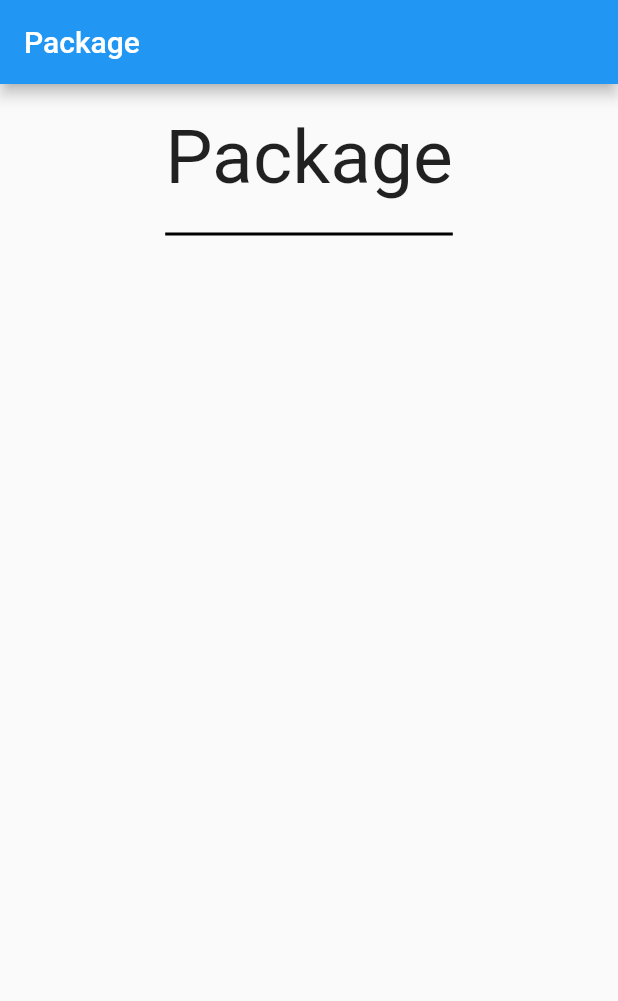
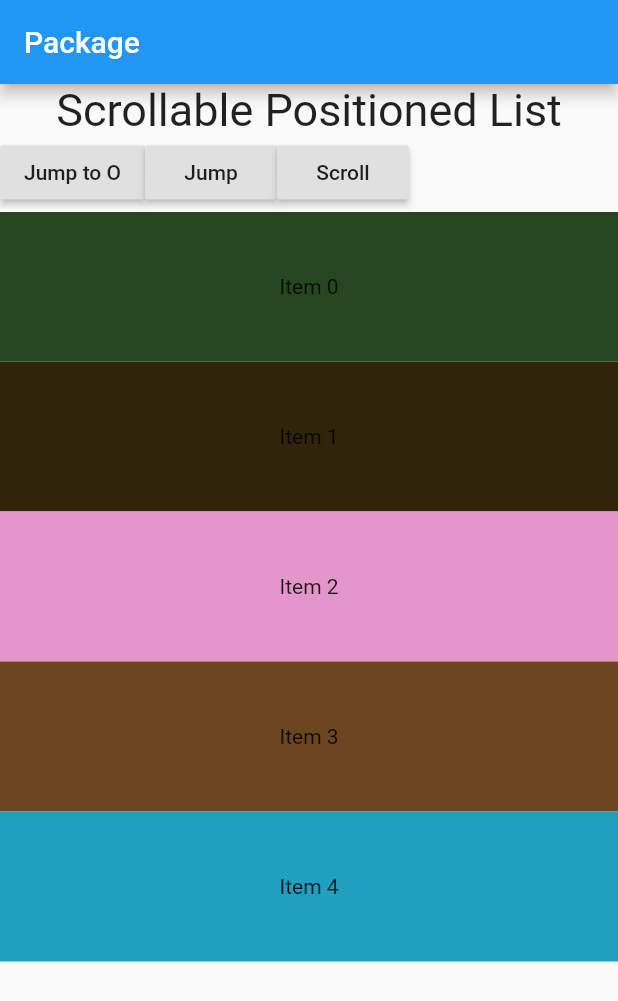
Before and after one commit to vika41130/carousel_slider, a Flutter app: the screen it shows after launch, on a phone screen of 412 x 824 dp. Shown: the top 1001 px of the screen. Run offline on Flutter 3.47's test engine with Material 2 defaults, Android fonts, the phone set to English and light mode, and no system bars; drawn by our look-alikes of scrollable_positioned_list.

Commit message:
[scrollable_positioned_list] jumpToIndex, scrollToIndex

```diff
--- a/lib/main.dart
+++ b/lib/main.dart
@@ -1,4 +1,5 @@
 import 'package:flutter/material.dart';
+import 'package:lutoi/widget/scrollable-positioned-list.dart';
 
 void main() {
   runApp(MyApp());
@@ -9,6 +10,7 @@ class MyApp extends StatelessWidget {
   Widget build(BuildContext context) {
     final title = 'Package';
     return MaterialApp(
+      debugShowCheckedModeBanner: false,
       title: title,
       theme: ThemeData(
         primarySwatch: Colors.blue,
@@ -24,27 +26,12 @@ class MyApp extends StatelessWidget {
               children: [
                 Column(
                   children: [
-                    Row(
-                      mainAxisAlignment: MainAxisAlignment.center,
+                    Column(
                       children: [
-                        Flexible(
-                          // flex: 1,
-                          // fit: FlexFit.tight,
-                          child: Container(
-                            padding: EdgeInsets.only(top: 20, bottom: 20),
-                            child: Text(
-                              'Package',
-                              style: TextStyle(
-                                fontSize: 50,
-                              ),
-                            ),
-                            decoration: BoxDecoration(
-                              border: Border(bottom: BorderSide(color: Colors.black, width: 2),),
-                            ),
-                          ),
-                        ),
+                        Text('Scrollable Positioned List', style: TextStyle(fontSize: 30),),
+                        ScrollablePositionedListWidget(),
                       ],
-                    ),
+                    )
                   ],
                 )
               ],
--- /dev/null
+++ b/lib/widget/scrollable-positioned-list.dart
@@ -0,0 +1,97 @@
+import 'dart:math';
+
+import 'package:flutter/material.dart';
+import 'package:scrollable_positioned_list/scrollable_positioned_list.dart';
+
+class ScrollablePositionedListWidget extends StatefulWidget {
+  const ScrollablePositionedListWidget({Key key}) : super(key: key);
+  @override
+  _ScrollablePositionedListWidgetState createState() {
+    return _ScrollablePositionedListWidgetState();
+  }
+}
+
+class _ScrollablePositionedListWidgetState
+    extends State<ScrollablePositionedListWidget> {
+  final ItemScrollController itemScrollController = ItemScrollController();
+  final ItemPositionsListener itemPositionsListener =
+      ItemPositionsListener.create();
+  final length = 10;
+  List<Color> itemColors;
+  Duration duraton;
+
+  @override
+  void initState() {
+    super.initState();
+    duraton = Duration(milliseconds: 500);
+    final colorGenerator = Random(42490823);
+    itemColors = List<Color>.generate(
+        length,
+        (int _) =>
+            Color(colorGenerator.nextInt(pow(2, 32) - 1)).withOpacity(1));
+  }
+
+  void jumpToIndex(int index) {
+    itemScrollController.jumpTo(index: index);
+  }
+
+  void srollToIndex(int index) {
+    itemScrollController.scrollTo(index: index, duration: duraton);
+  }
+
+  Widget createList() {
+    return ScrollablePositionedList.builder(
+      itemCount: length,
+      itemBuilder: (context, index) {
+        return SizedBox(
+          height: 100,
+          width: 100,
+          child: Container(
+            color: itemColors[index],
+            child: Center(
+              child: Text('Item $index'),
+            ),
+          ),
+        );
+      },
+      itemScrollController: itemScrollController,
+      itemPositionsListener: itemPositionsListener,
+      scrollDirection: Axis.vertical,
+    );
+  }
+
+  @override
+  Widget build(BuildContext context) {
+    return Stack(
+      children: [
+        Row(
+          children: [
+            RaisedButton(
+              onPressed: () {
+                jumpToIndex(0);
+              },
+              child: Text('Jump to O'),
+            ),
+            RaisedButton(
+              onPressed: () {
+                jumpToIndex(4);
+              },
+              child: Text('Jump'),
+            ),
+            RaisedButton(
+              onPressed: () {
+                srollToIndex(4);
+              },
+              child: Text('Scroll'),
+            ),
+          ],
+        ),
+        Container(
+          margin: EdgeInsets.only(top: 50),
+          height: 500,
+          child: createList()
+        ),
+      ],
+    );
+  }
+}
--- a/pubspec.yaml
+++ b/pubspec.yaml
@@ -28,6 +28,8 @@ dependencies:
   # The following adds the Cupertino Icons font to your application.
   # Use with the CupertinoIcons class for iOS style icons.
   cupertino_icons: ^1.0.1
+
+  scrollable_positioned_list: ^0.1.8
 
 dev_dependencies:
   flutter_test:
```
Also changed, not shown: lib/widget/index.dart (deleted), pubspec.lock.
